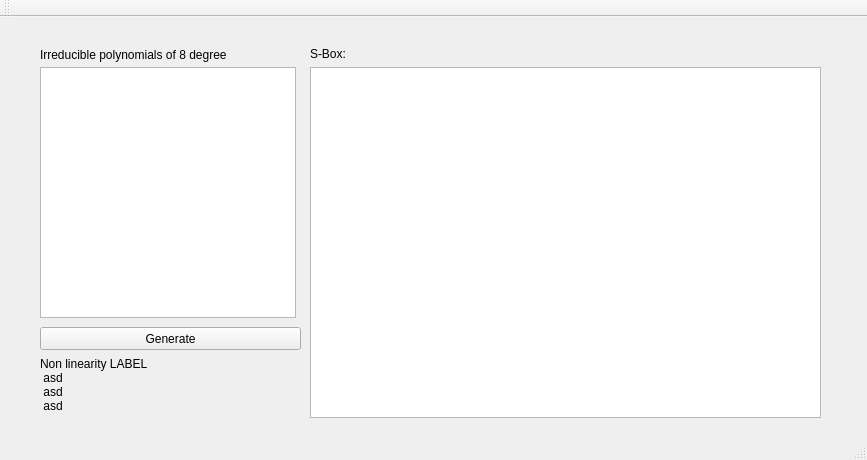
grzegorzsn/AES-generalised-sboxes, file AES-generalised-sboxes/mainwindow.ui: the form before one commit.
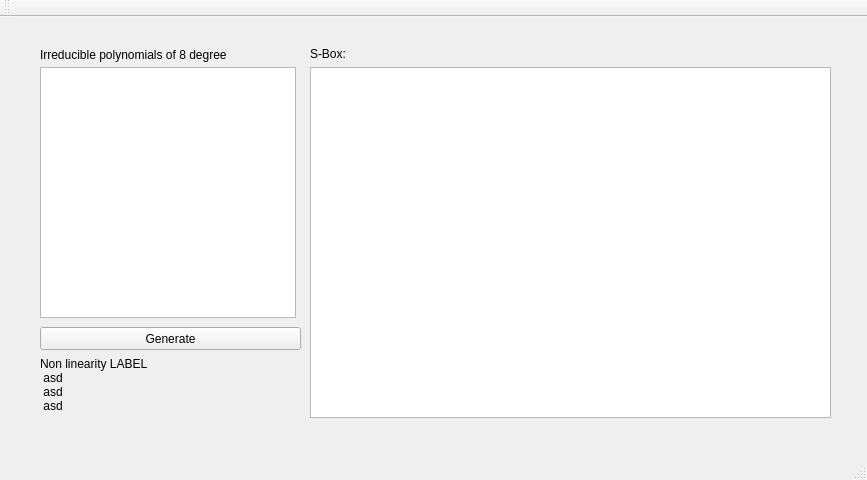
The form after the commit.

```diff
--- a/AES-generalised-sboxes/mainwindow.ui
+++ b/AES-generalised-sboxes/mainwindow.ui
@@ -7,7 +7,7 @@
     <x>0</x>
     <y>0</y>
     <width>867</width>
-    <height>460</height>
+    <height>480</height>
    </rect>
   </property>
   <property name="sizePolicy">
@@ -19,13 +19,13 @@
   <property name="minimumSize">
    <size>
     <width>867</width>
-    <height>460</height>
+    <height>480</height>
    </size>
   </property>
   <property name="maximumSize">
    <size>
     <width>867</width>
-    <height>460</height>
+    <height>480</height>
    </size>
   </property>
   <property name="windowTitle">
@@ -66,7 +66,7 @@
      <rect>
       <x>310</x>
       <y>50</y>
-      <width>511</width>
+      <width>521</width>
       <height>351</height>
      </rect>
     </property>
@@ -100,7 +100,7 @@
       <x>40</x>
       <y>340</y>
       <width>251</width>
-      <height>61</height>
+      <height>81</height>
      </rect>
     </property>
     <property name="font">
```
